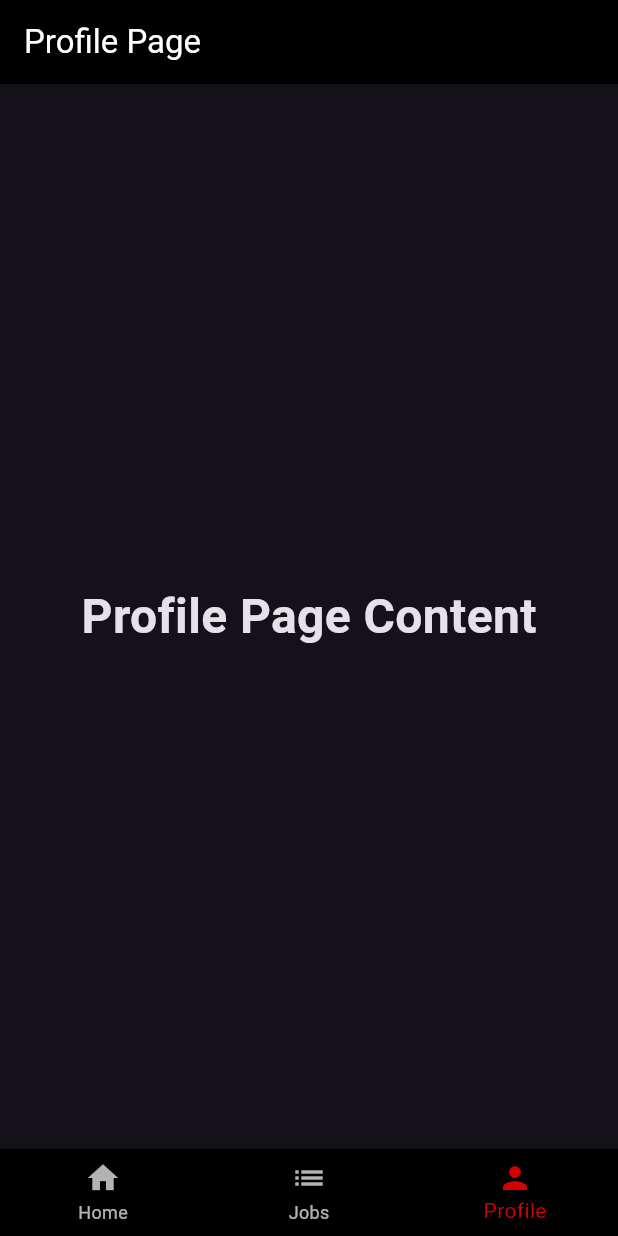
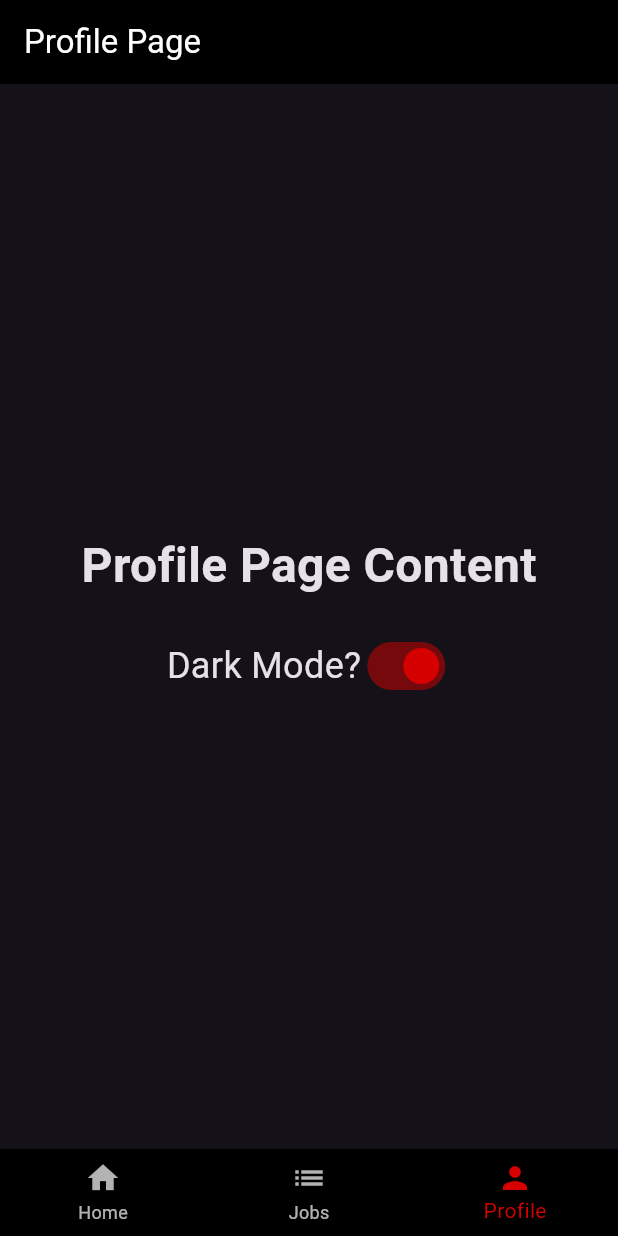
Before and after one commit to NovaGamer368/csc171, a Flutter app: the screen it shows after launch, item 3 of the bottom bar chosen, on a phone screen of 412 x 824 dp. Run offline on Flutter 3.47's test engine with Material 3 defaults, Android fonts, the light colour scheme and no system bars; our stand-ins replace shared_preferences; network calls fail.

Commit message:
Local Storage implemented
Slight bug in the display of the jobs list when the dark mode is swapped

```diff
--- a/csc171/lib/jobs/jobs.dart
+++ b/csc171/lib/jobs/jobs.dart
@@ -70,7 +70,7 @@ class _JobsPageState extends State<JobsPage> {
                   },
                 );
               }),
-          Expanded(
+          const Expanded(
             child: JobList(),
           )
         ],
--- a/csc171/lib/main.dart
+++ b/csc171/lib/main.dart
@@ -1,23 +1,47 @@
 import 'package:flutter/material.dart';
+import 'package:shared_preferences/shared_preferences.dart';
 import './navbar.dart';
 
 void main() {
   runApp(const MyApp());
 }
 
-class MyApp extends StatelessWidget {
-  const MyApp({super.key});
+class MyApp extends StatefulWidget {
+  const MyApp({Key? key}) : super(key: key);
+
+  @override
+  State<MyApp> createState() => _MyAppState();
+}
+
+class _MyAppState extends State<MyApp> {
+  late bool isDarkMode = true;
+
+  Future<void> getDarkMode() async {
+    SharedPreferences preferences = await SharedPreferences.getInstance();
+    setState(() {
+      isDarkMode = preferences.getBool("isDarkMode") ?? true;
+    });
+  }
 
   @override
   Widget build(BuildContext context) {
+    // setDarkMode(true);
+    getDarkMode();
     return MaterialApp(
       title: 'FFXIV Info Assistant',
-      themeMode: ThemeMode.dark,
+      themeMode: isDarkMode ? ThemeMode.dark : ThemeMode.light,
       darkTheme: ThemeData.dark().copyWith(
-          colorScheme: const ColorScheme.dark(
-        primary: Colors.grey,
-        secondary: Color(0xFFD50000),
-      )),
+        colorScheme: const ColorScheme.dark(
+          primary: Colors.grey,
+          secondary: Color(0xFFD50000),
+        ),
+      ),
+      theme: ThemeData.light().copyWith(
+        colorScheme: const ColorScheme.light(
+          primary: Color(0xFFD50000),
+          secondary: Colors.grey,
+        ),
+      ),
       home: const MyNavigator(),
     );
   }
--- a/csc171/lib/profile.dart
+++ b/csc171/lib/profile.dart
@@ -1,23 +1,65 @@
 import 'package:flutter/material.dart';
+import 'package:shared_preferences/shared_preferences.dart';
 
-class ProfilePage extends StatelessWidget {
-  const ProfilePage({super.key});
+class ProfilePage extends StatefulWidget {
+  const ProfilePage({Key? key}) : super(key: key);
+
+  @override
+  _ProfilePageState createState() => _ProfilePageState();
+}
+
+class _ProfilePageState extends State<ProfilePage> {
+  late bool isDarkMode = true;
+
+  Future<void> getDarkMode() async {
+    SharedPreferences preferences = await SharedPreferences.getInstance();
+    setState(() {
+      isDarkMode = preferences.getBool("isDarkMode") ?? true;
+    });
+  }
+
+  void setDarkMode(bool value) async {
+    SharedPreferences preferences = await SharedPreferences.getInstance();
+    await preferences.setBool("isDarkMode", value);
+    setState(() {
+      isDarkMode = value;
+    });
+  }
 
   @override
   Widget build(BuildContext context) {
+    getDarkMode();
     return Scaffold(
       appBar: AppBar(
         backgroundColor: Theme.of(context).colorScheme.inversePrimary,
         title: const Text('Profile Page'),
       ),
-      body: const Center(
-        child: Text(
-          'Profile Page Content',
-          style: TextStyle(
-            fontSize: 32.0,
-            fontWeight: FontWeight.bold,
+      body: Center(
+        child: Column(mainAxisAlignment: MainAxisAlignment.center, children: [
+          const Text(
+            'Profile Page Content',
+            style: TextStyle(
+              fontSize: 32.0,
+              fontWeight: FontWeight.bold,
+            ),
           ),
-        ),
+          const SizedBox(height: 20),
+          Center(
+            child: Row(mainAxisAlignment: MainAxisAlignment.center, children: [
+              const Text(
+                'Dark Mode?',
+                style: TextStyle(
+                  fontSize: 24.0,
+                ),
+              ),
+              Switch(
+                value: isDarkMode,
+                activeColor: Theme.of(context).colorScheme.secondary,
+                onChanged: (value) => setDarkMode(value),
+              ),
+            ]),
+          ),
+        ]),
       ),
     );
   }
--- a/csc171/pubspec.yaml
+++ b/csc171/pubspec.yaml
@@ -35,6 +35,7 @@ dependencies:
   # Use with the CupertinoIcons class for iOS style icons.
   cupertino_icons: ^1.0.2
   http: ^1.2.0
+  shared_preferences: ^2.2.2
 
 dev_dependencies:
   flutter_test:
```
Also changed, not shown: csc171/lib/jobs/jobList.dart (+12 -5 lines), 1 other file.
